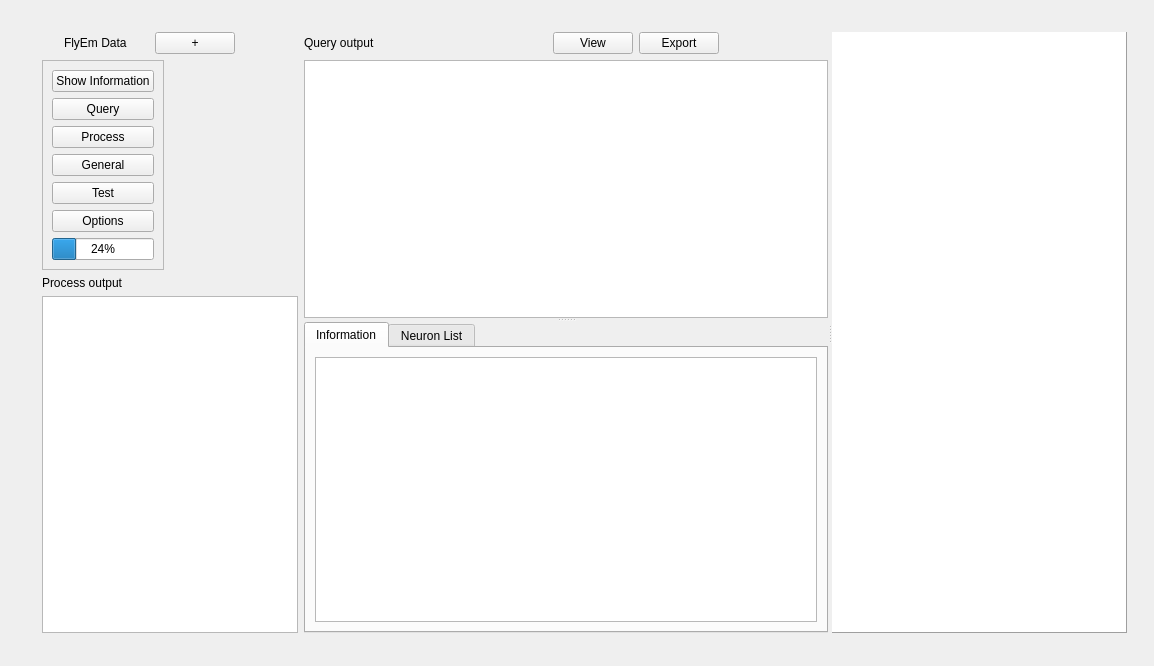
First picture: the form in neurolabi/gui/flyemdataform.ui, repository janelia-flyem/NeuTu, before the edit.
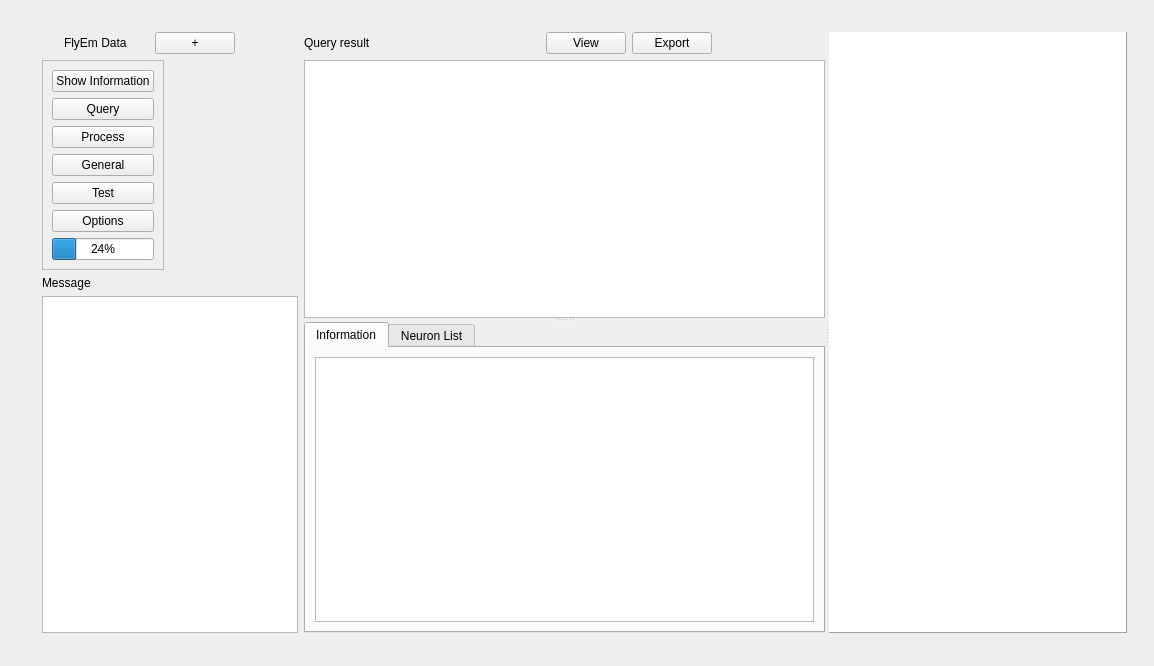
Second picture: the form after the edit. Custom widgets are drawn as their Qt base class.

What changed in the file:
```diff
--- a/neurolabi/gui/flyemdataform.ui
+++ b/neurolabi/gui/flyemdataform.ui
@@ -173,7 +173,7 @@
          </sizepolicy>
         </property>
         <property name="text">
-         <string>Process output</string>
+         <string>Message</string>
         </property>
        </widget>
       </item>
@@ -208,7 +208,7 @@
            <item>
             <widget class="QLabel" name="label_3">
              <property name="text">
-              <string>Query output                                                    </string>
+              <string>Query result                                                   </string>
              </property>
             </widget>
            </item>
```
